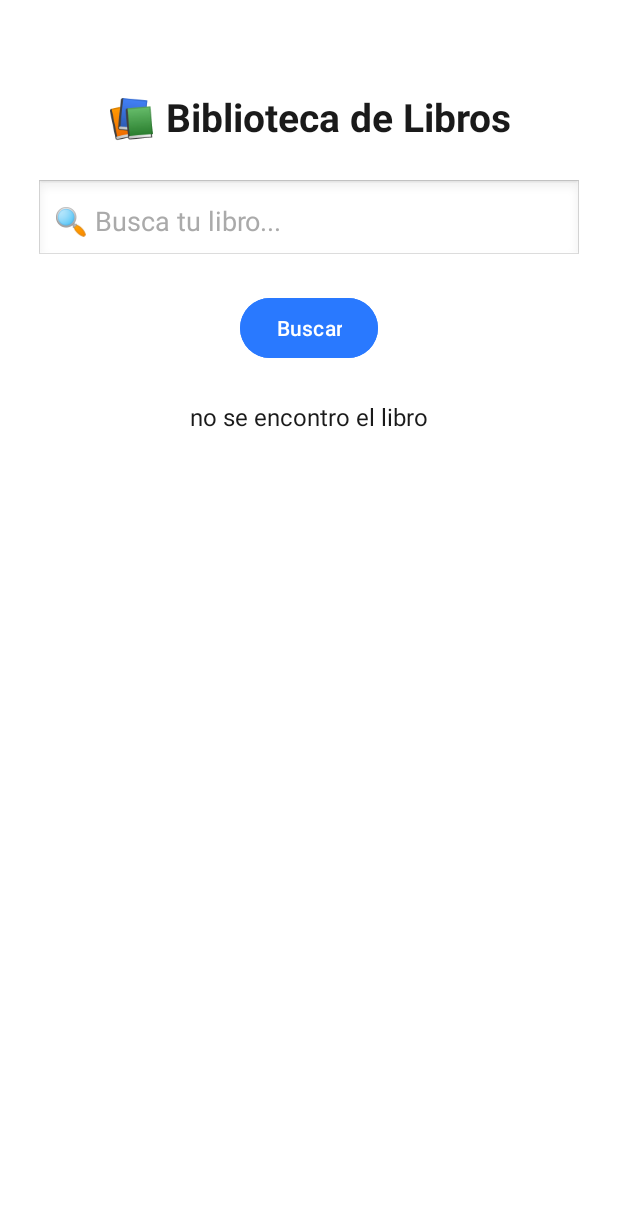
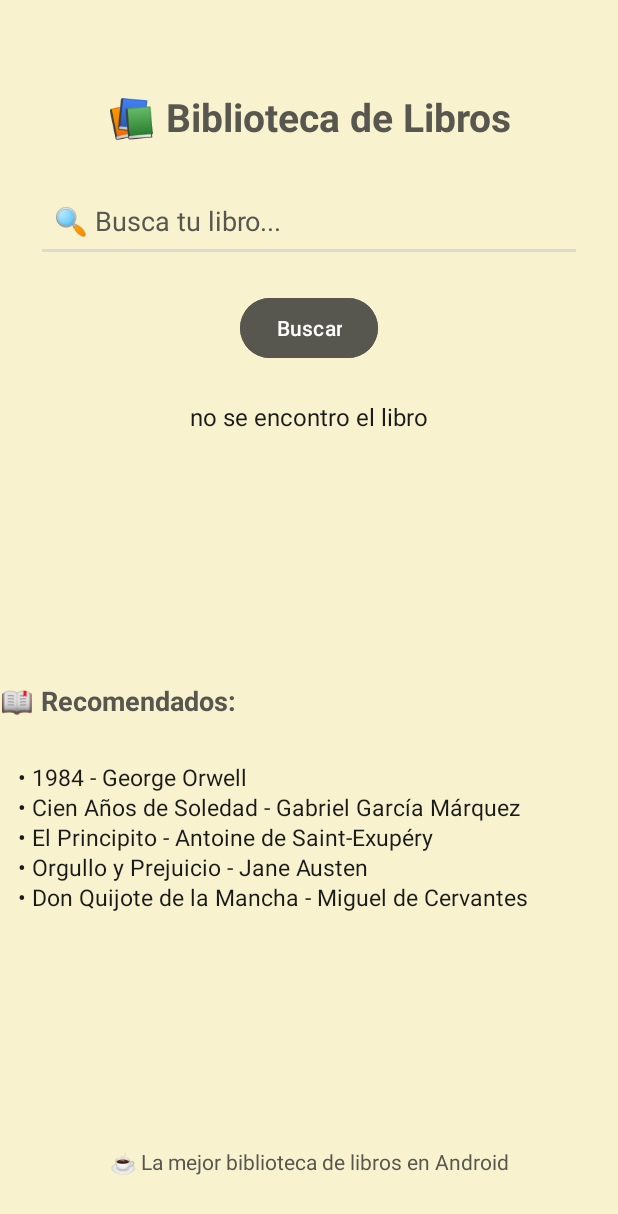
Before and after one commit to tadeowoto/01-moviles-libros, an Android app: the screen it shows after launch (MainActivity), after a tap on "Buscar", on a phone screen of 412 x 824 dp. Shown: the top 1214 px of the screen. Run offline under Robolectric (Android 15) with nearby library versions, the phone set to English and light mode, and no system bars.

Commit message:
feat: agregue colores y mejores vistas

```diff
--- a/app/build.gradle.kts
+++ b/app/build.gradle.kts
@@ -35,7 +35,8 @@ android {
 }
 
 dependencies {
-
+    implementation ("com.github.bumptech.glide:glide:4.16.0")
+    annotationProcessor ("com.github.bumptech.glide:compiler:4.16.0")
     implementation(libs.appcompat)
     implementation(libs.material)
     implementation(libs.activity)
--- a/app/src/main/AndroidManifest.xml
+++ b/app/src/main/AndroidManifest.xml
@@ -2,6 +2,7 @@
 <manifest xmlns:android="http://schemas.android.com/apk/res/android"
     xmlns:tools="http://schemas.android.com/tools">
 
+    <uses-permission android:name="android.permission.INTERNET" />"/>
     <application
         android:allowBackup="true"
         android:dataExtractionRules="@xml/data_extraction_rules"
--- a/app/src/main/java/Model/Libro.java
+++ b/app/src/main/java/Model/Libro.java
@@ -12,13 +12,24 @@ public class Libro implements Serializable {
     private String autor;
     private  int cantPaginas;
     private String Descripcion;
+    private String imagenUrl;
 
-    public Libro(int id, String titulo, String autor, int cantPaginas, String descripcion) {
+    public Libro(int id, String titulo, String autor, int cantPaginas, String descripcion, String imagenUrl) {
         this.id = id;
         this.titulo = titulo;
         this.autor = autor;
         this.cantPaginas = cantPaginas;
         Descripcion = descripcion;
+        this.imagenUrl = imagenUrl;
+    }
+
+
+    public String getImagenUrl() {
+        return imagenUrl;
+    }
+
+    public void setImagenUrl(String imagenUrl) {
+        this.imagenUrl = imagenUrl;
     }
 
     public int getId() {
--- a/app/src/main/java/Model/LibroRepository.java
+++ b/app/src/main/java/Model/LibroRepository.java
@@ -14,7 +14,8 @@ public class LibroRepository {
                 "Cien Años de Soledad",
                 "Gabriel García Márquez",
                 417,
-                "Una saga familiar que mezcla realidad y fantasía en el pueblo ficticio de Macondo."
+                "Una saga familiar que mezcla realidad y fantasía en el pueblo ficticio de Macondo.",
+                "https://upload.wikimedia.org/wikipedia/en/0/07/Cien_a%C3%B1os_de_soledad.jpg"
         ));
 
         libroList.add(new Libro(
@@ -22,7 +23,8 @@ public class LibroRepository {
                 "1984",
                 "George Orwell",
                 328,
-                "Una novela distópica que explora los peligros del totalitarismo y la vigilancia masiva."
+                "Una novela distópica que explora los peligros del totalitarismo y la vigilancia masiva.",
+                "https://upload.wikimedia.org/wikipedia/en/c/c3/1984first.jpg"
         ));
 
         libroList.add(new Libro(
@@ -30,7 +32,8 @@ public class LibroRepository {
                 "El Principito",
                 "Antoine de Saint-Exupéry",
                 96,
-                "Un cuento filosófico que aborda temas de amor, amistad y soledad a través de los ojos de un niño."
+                "Un cuento filosófico que aborda temas de amor, amistad y soledad a través de los ojos de un niño.",
+                "https://upload.wikimedia.org/wikipedia/en/0/05/Littleprince.JPG"
         ));
 
         libroList.add(new Libro(
@@ -38,7 +41,8 @@ public class LibroRepository {
                 "Orgullo y Prejuicio",
                 "Jane Austen",
                 432,
-                "Una novela romántica que explora la sociedad y las relaciones de la Inglaterra del siglo XIX."
+                "Una novela romántica que explora la sociedad y las relaciones de la Inglaterra del siglo XIX.",
+                "https://upload.wikimedia.org/wikipedia/commons/1/1e/PrideAndPrejudiceTitlePage.jpg"
         ));
 
         libroList.add(new Libro(
@@ -46,14 +50,14 @@ public class LibroRepository {
                 "Don Quijote de la Mancha",
                 "Miguel de Cervantes",
                 863,
-                "Las aventuras y desventuras de un hidalgo que decide convertirse en caballero andante."
+                "Las aventuras y desventuras de un hidalgo que decide convertirse en caballero andante.",
+                "https://upload.wikimedia.org/wikipedia/commons/6/6f/Don_Quijote_and_Sancho_Panza.jpg"
         ));
     }
 
     public List<Libro> getAllLibros() {
         return libroList;
     }
-
 
     public Libro buscarLibroPorTitulo(String titulo) {
         for (Libro libro : libroList) {
--- a/app/src/main/res/layout/activity_main.xml
+++ b/app/src/main/res/layout/activity_main.xml
@@ -5,7 +5,7 @@
     android:id="@+id/main"
     android:layout_width="match_parent"
     android:layout_height="match_parent"
-    android:background="#ffff"
+    android:background="#F8F3CE"
     tools:context=".MainActivity">
 
     <!-- Título -->
@@ -13,52 +13,103 @@
         android:id="@+id/titulo"
         android:layout_width="wrap_content"
         android:layout_height="wrap_content"
+        android:layout_marginTop="60dp"
         android:text="📚 Biblioteca de Libros"
-        android:textColor="#1a1a1a"
+        android:textColor="#57564F"
         android:textSize="26sp"
         android:textStyle="bold"
-        app:layout_constraintTop_toTopOf="parent"
+        app:layout_constraintEnd_toEndOf="parent"
         app:layout_constraintStart_toStartOf="parent"
-        app:layout_constraintEnd_toEndOf="parent"
-        android:layout_marginTop="60dp" />
+        app:layout_constraintTop_toTopOf="parent" />
+
+    <!-- Barra de búsqueda -->
     <EditText
         android:id="@+id/editTextTituloLibro"
         android:layout_width="0dp"
         android:layout_height="55dp"
+        android:layout_margin="24dp"
+        android:backgroundTint="#DDDAD0"
         android:hint="🔍 Busca tu libro..."
-        android:background="@android:drawable/edit_text"
+        android:inputType="text"
         android:padding="12dp"
-        android:textColor="#1a1a1a"
-        android:textColorHint="#aaaaaa"
-        android:inputType="text"
-        app:layout_constraintTop_toBottomOf="@id/titulo"
+        android:textColor="#57564F"
+        android:textColorHint="#57564F"
+        app:layout_constraintEnd_toEndOf="parent"
         app:layout_constraintStart_toStartOf="parent"
-        app:layout_constraintEnd_toEndOf="parent"
-        android:layout_margin="24dp" />
+        app:layout_constraintTop_toBottomOf="@id/titulo" />
 
+    <!-- Botón -->
     <Button
         android:id="@+id/botonBuscar"
         android:layout_width="wrap_content"
         android:layout_height="wrap_content"
+        android:layout_marginTop="20dp"
+        android:backgroundTint="#57564F"
         android:text="Buscar"
         android:textAllCaps="false"
-        android:backgroundTint="#2979FF"
         android:textColor="#ffffff"
-        app:layout_constraintTop_toBottomOf="@id/editTextTituloLibro"
+        app:layout_constraintEnd_toEndOf="parent"
         app:layout_constraintStart_toStartOf="parent"
-        app:layout_constraintEnd_toEndOf="parent"
-        android:layout_marginTop="20dp"/>
+        app:layout_constraintTop_toBottomOf="@id/editTextTituloLibro" />
 
+    <!-- Texto de estado -->
     <TextView
         android:id="@+id/noEncontrado"
         android:layout_width="wrap_content"
         android:layout_height="wrap_content"
+        android:layout_marginTop="24dp"
         android:text="Esperando búsqueda..."
         android:textColor="#1a1a1a"
         android:textSize="16sp"
-        app:layout_constraintTop_toBottomOf="@id/botonBuscar"
+        app:layout_constraintEnd_toEndOf="parent"
         app:layout_constraintStart_toStartOf="parent"
+        app:layout_constraintTop_toBottomOf="@id/botonBuscar" />
+
+
+    <!-- Sección de recomendados -->
+
+    <!-- Pie de página motivador -->
+
+    <TextView
+        android:id="@+id/recomendadosTitulo"
+        android:layout_width="wrap_content"
+        android:layout_height="wrap_content"
+        android:layout_marginBottom="141dp"
+        android:text="📖 Recomendados:"
+        android:textColor="#57564F"
+        android:textSize="18sp"
+        android:textStyle="bold"
+        app:layout_constraintBottom_toBottomOf="@+id/recomendadosLista"
         app:layout_constraintEnd_toEndOf="parent"
-        android:layout_marginTop="24dp" />
+        app:layout_constraintHorizontal_bias="0.0"
+        app:layout_constraintStart_toStartOf="parent" />
 
+    <TextView
+        android:id="@+id/recomendadosLista"
+        android:layout_width="0dp"
+        android:layout_height="wrap_content"
+        android:layout_marginBottom="128dp"
+        android:lineSpacingExtra="2dp"
+        android:padding="12dp"
+        android:text="• 1984 - George Orwell\n• Cien Años de Soledad - Gabriel García Márquez\n• El Principito - Antoine de Saint-Exupéry\n• Orgullo y Prejuicio - Jane Austen\n• Don Quijote de la Mancha - Miguel de Cervantes"
+        android:textColor="#1a1a1a"
+        android:textSize="15sp"
+        app:layout_constraintBottom_toTopOf="@+id/footer"
+        app:layout_constraintEnd_toEndOf="parent"
+        app:layout_constraintHorizontal_bias="0.0"
+        app:layout_constraintStart_toStartOf="parent" />
+
+    <TextView
+        android:id="@+id/footer"
+        android:layout_width="wrap_content"
+        android:layout_height="wrap_content"
+        android:layout_marginBottom="24dp"
+        android:gravity="center"
+        android:padding="16dp"
+        android:text="☕️ La mejor biblioteca de libros en Android"
+        android:textColor="#57564F"
+        android:textSize="14sp"
+        app:layout_constraintBottom_toBottomOf="parent"
+        app:layout_constraintEnd_toEndOf="parent"
+        app:layout_constraintStart_toStartOf="parent" />
 </androidx.constraintlayout.widget.ConstraintLayout>
```
Also changed, not shown: app/src/main/java/com/example/libros/DetalleLibroActivity.java (+7 -0 lines), app/src/main/res/layout/activity_detalle_libro.xml (+63 -34 lines).
